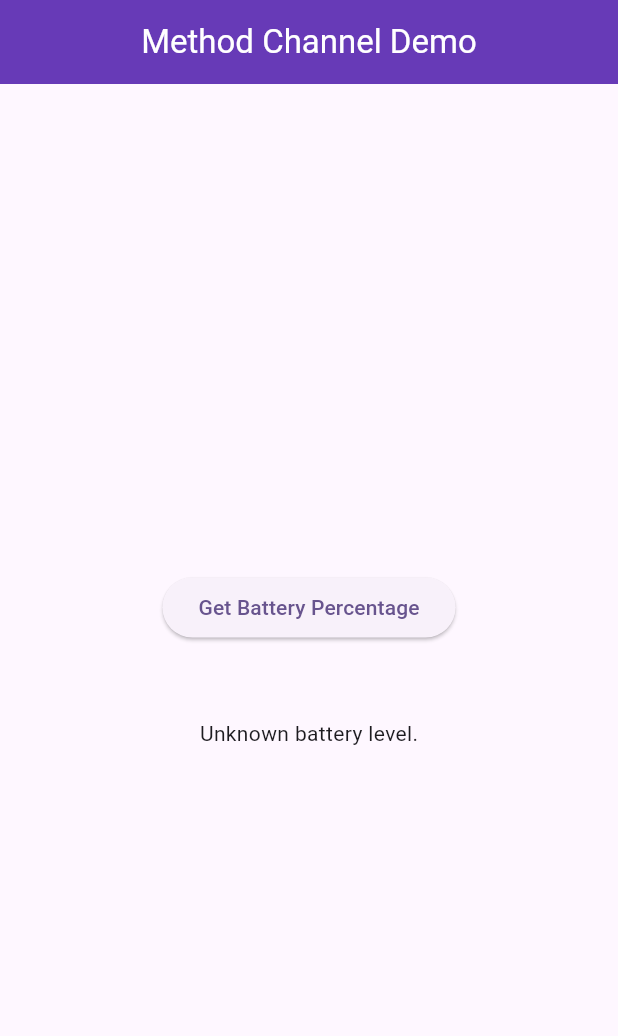
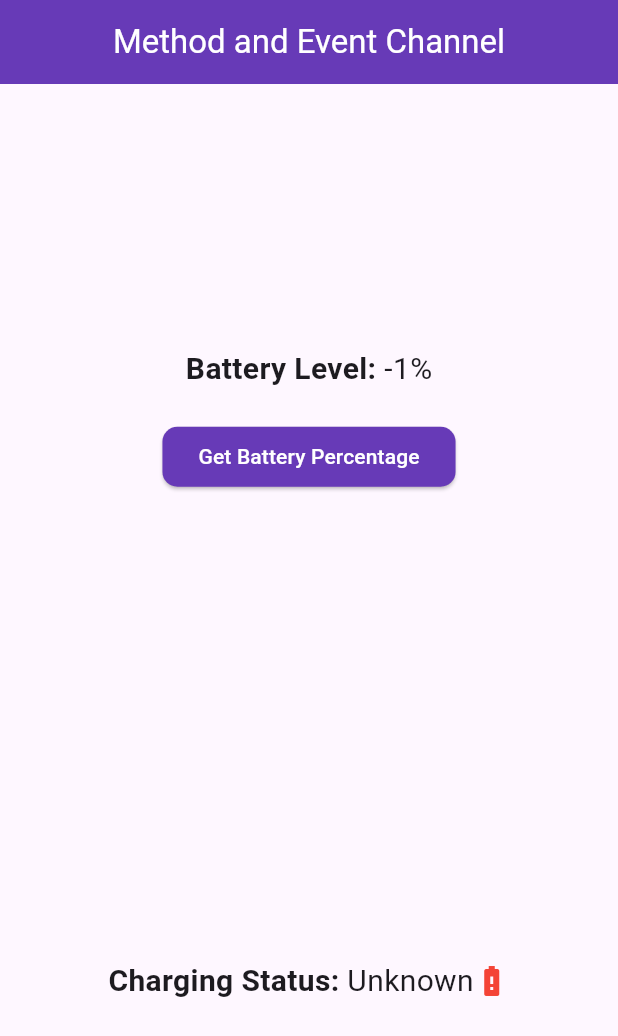
Before and after one commit to Kashish-saxena/method_and_event_channel_demo, a Flutter app: the screen it shows after launch, on a phone screen of 412 x 824 dp. Shown: the top 1036 px of the screen. Run offline on Flutter 3.47's test engine with Material 3 defaults, Android fonts, the phone set to English and light mode, and no system bars.

Commit message:
Event Channel added

```diff
--- a/lib/screens/home_screen.dart
+++ b/lib/screens/home_screen.dart
@@ -1,32 +1,55 @@
+import 'dart:developer';
+
 import 'package:flutter/material.dart';
 import 'package:flutter/services.dart';
 import 'dart:async';
 
 class MyHomePage extends StatefulWidget {
   const MyHomePage({super.key});
- static const platform = MethodChannel('samples.flutter.dev/battery');
 
   @override
   State<MyHomePage> createState() => _MyHomePageState();
 }
 
 class _MyHomePageState extends State<MyHomePage> {
+  static const methodChannel = MethodChannel('samples.flutter.io/battery');
+  static const eventChannel = EventChannel('samples.flutter.io/charging');
 
-  String _batteryLevel = 'Unknown battery level.';
+  int _batteryPercentage = -1;
+  String _chargingStatus = 'Unknown';
 
-  Future<void> _getBatteryLevel() async {
-    String batteryLevel;
-    try {
-      final result =
-          await MyHomePage.platform.invokeMethod<int>('getBatteryLevel');
-      batteryLevel = 'Battery level at $result %';
-    } on PlatformException catch (e) {
-      batteryLevel = "Failed to get battery level: ${e.message}";
+  @override
+  void initState() {
+    super.initState();
+    getBatteryLevel();
+    getChargingStatus();
   }
 
+  Future<void> getBatteryLevel() async {
+    try {
+      final int result = await methodChannel.invokeMethod('getBatteryLevel');
       setState(() {
-      _batteryLevel = batteryLevel;
+        _batteryPercentage = result;
       });
+    } on PlatformException catch (e) {
+      log("Failed to get battery percentage: '${e.message}'.");
+    } finally {
+      log("Error in fetching battery ...");
+    }
+  }
+
+  void getChargingStatus() {
+    try {
+      eventChannel.receiveBroadcastStream().listen((chargingStatus) {
+        setState(() {
+          _chargingStatus = chargingStatus;
+        });
+      });
+    } catch (e) {
+      log("Failed to get status: '$e'");
+    } finally {
+      log("Error in fetching battery ...");
+    }
   }
 
   @override
@@ -34,23 +57,64 @@ class _MyHomePageState extends State<MyHomePage> {
     return Scaffold(
       appBar: AppBar(
         backgroundColor: Colors.deepPurple,
-        centerTitle: true, title: const Text("Method Channel Demo",style: TextStyle(color: Colors.white),),),
+        centerTitle: true,
+        title: const Text('Method and Event Channel',style: TextStyle(color: Colors.white),),
+      ),
       body: Center(
-        child: Container(
-          padding: const EdgeInsets.symmetric(vertical: 100),
         child: Column(
+          mainAxisAlignment: MainAxisAlignment.spaceAround,
+          children: [
+            Column(
+              children: [
+                const SizedBox(height: 20),
+                Row(
                   mainAxisAlignment: MainAxisAlignment.center,
                   children: [
+                  const Text(
+                  'Battery Level: ',
+                  style: TextStyle(fontSize: 20,fontWeight: FontWeight.bold),
+                ),
+                  Text(
+                  "$_batteryPercentage%",
+                  style: const TextStyle(fontSize: 20),
+                ),
+                ],),
+                const SizedBox(
+                  height: 20,
+                ),
                 ElevatedButton(
-                onPressed: _getBatteryLevel,
-                child: const Text('Get Battery Percentage'),
+                  style: ElevatedButton.styleFrom(
+                    foregroundColor: Colors.purpleAccent,
+                  shape: RoundedRectangleBorder(borderRadius: BorderRadius.circular(10)),
+                    backgroundColor: Colors.deepPurple),
+                  onPressed: getBatteryLevel,
+                  child: const Text("Get Battery Percentage",style: TextStyle(color: Colors.white),),
                 ),
-              const SizedBox(
-                height: 50,
-              ),
-              Text(_batteryLevel),
               ],
             ),
+            Row(
+              mainAxisAlignment: MainAxisAlignment.center,
+              children: [
+                const Text(
+                  'Charging Status: ',
+                  style: TextStyle(fontSize: 20,fontWeight: FontWeight.bold),
+                ),
+                Text(
+                  _chargingStatus,
+                  style: const TextStyle(fontSize: 20),
+                ),
+                _chargingStatus == "charging"
+                    ? const Icon(
+                        Icons.battery_charging_full_outlined,
+                        color: Colors.green,
+                      )
+                    : const Icon(
+                        Icons.battery_alert,
+                        color: Colors.red,
+                      )
+              ],
+            )
+          ],
         ),
       ),
     );
```
Also changed, not shown: 1 other file. Lines whose indentation alone changed are shown as unchanged.
